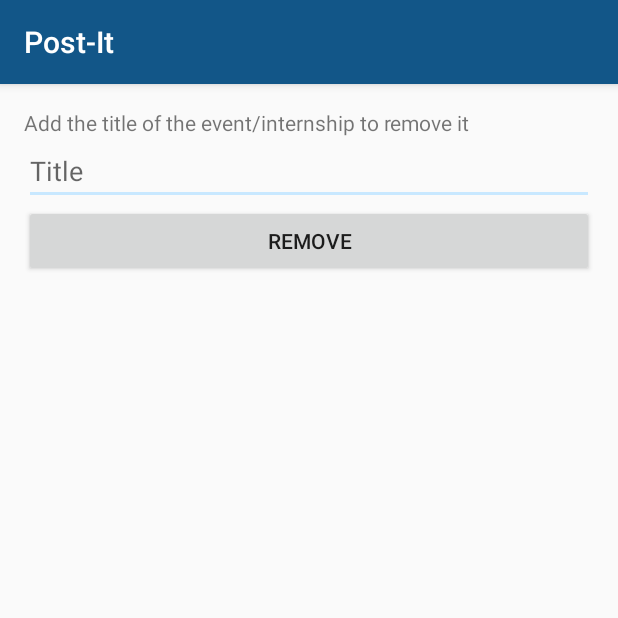
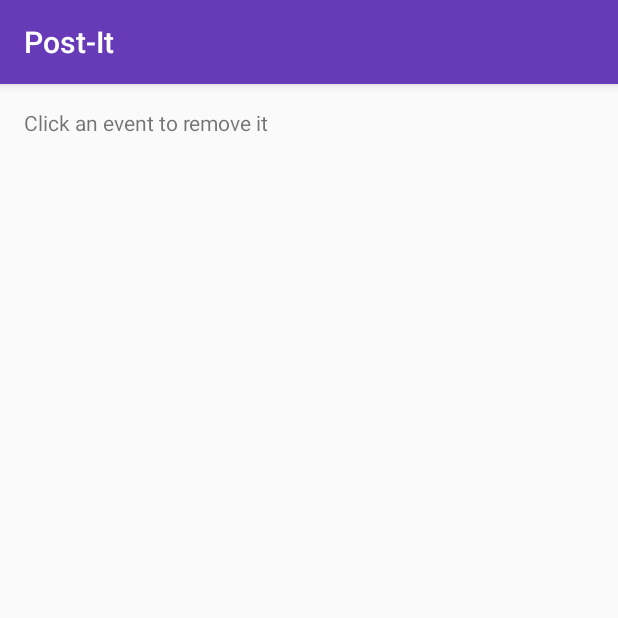
Before and after one commit to 0xad1onchain/Post-It, an Android app: the RemoveActivity screen opened directly, with no data from a screen before it, on a phone screen of 412 x 824 dp, the top half of it. Run offline under Robolectric (Android 15) with nearby library versions, the phone set to English and light mode, and no system bars; our stand-ins replace Firebase (no records; nobody signed in at launch, a user with empty details on screens opened directly), Picasso; pictures from the network do not load; 3 statements that could not run were skipped.

Commit message:
Introduced Remove an event by checking UID, implemented confirmation dialog, changed the color scheme

```diff
--- a/app/build.gradle
+++ b/app/build.gradle
@@ -35,6 +35,8 @@ dependencies {
 
 
     compile 'com.android.support:appcompat-v7:25.1.1'
+    compile 'com.android.support:support-v4:25.1.1'
+
     compile 'com.android.support:design:25.1.1'
     compile 'com.firebase:firebase-client-android:2.5.0'
     compile 'com.google.firebase:firebase-auth:10.0.1'
--- a/app/src/main/java/com/bookcoast/post_it/Choose_Activity.java
+++ b/app/src/main/java/com/bookcoast/post_it/Choose_Activity.java
@@ -5,6 +5,8 @@ import android.os.Bundle;
 import android.support.v7.app.AppCompatActivity;
 import android.view.View;
 import android.widget.Button;
+
+import com.google.firebase.messaging.FirebaseMessaging;
 
 public class Choose_Activity extends AppCompatActivity {
 
@@ -20,6 +22,8 @@ public class Choose_Activity extends AppCompatActivity {
 
         student_button = (Button) findViewById(R.id.student_button_id);
         teacher_button = (Button) findViewById(R.id.teacher_button_id);
+
+        FirebaseMessaging.getInstance().subscribeToTopic("news");
 
         //student_button.setOnClickListener();
 
--- a/app/src/main/java/com/bookcoast/post_it/RemoveActivity.java
+++ b/app/src/main/java/com/bookcoast/post_it/RemoveActivity.java
@@ -1,15 +1,15 @@
 package com.bookcoast.post_it;
 
 import android.content.Context;
+import android.content.DialogInterface;
 import android.content.Intent;
 import android.os.Bundle;
 import android.support.annotation.NonNull;
+import android.support.v7.app.AlertDialog;
 import android.support.v7.app.AppCompatActivity;
 import android.support.v7.widget.LinearLayoutManager;
 import android.support.v7.widget.RecyclerView;
 import android.view.View;
-import android.widget.Button;
-import android.widget.EditText;
 import android.widget.ImageView;
 import android.widget.TextView;
 
@@ -20,20 +20,16 @@ import com.google.firebase.auth.FirebaseUser;
 import com.google.firebase.database.DatabaseReference;
 import com.google.firebase.database.FirebaseDatabase;
 import com.google.firebase.database.Query;
-import com.google.firebase.storage.StorageReference;
 import com.squareup.picasso.Picasso;
 
 public class RemoveActivity extends AppCompatActivity {
 
-    private String title;
-    private Button rmvBtn;
-    private EditText edit_title;
-    private StorageReference mImageReference;
-    //private DatabaseReference mDataBase;
+
     private FirebaseAuth.AuthStateListener authListener;
     private FirebaseAuth auth;
     private String uid;
     private Query userfEvents;
+    private FirebaseRecyclerAdapter<Post,PostviewHolder> firebaseRecyclerAdapter;
     private RecyclerView recylceview;
     private DatabaseReference mDatabase;
     final Firebase ref1 = new Firebase("https://post-it-81fe6.firebaseio.com/");
@@ -45,13 +41,13 @@ public class RemoveActivity extends AppCompatActivity {
         setContentView(R.layout.activity_remove);
 
         Firebase.setAndroidContext(this);
-       edit_title = (EditText) findViewById(R.id.title_remove);
+
         auth = FirebaseAuth.getInstance();
         Firebase.setAndroidContext(this);
-       rmvBtn = (Button) findViewById(R.id.remove_btn);
+
         final FirebaseUser user = FirebaseAuth.getInstance().getCurrentUser();
         uid = user.getUid();
-        mDatabase = FirebaseDatabase.getInstance().getReference().child("event");
+        mDatabase = FirebaseDatabase.getInstance().getReference();
         //DatabaseReference chatRef = mDataBase.child("");
        Query userfEvents = mDatabase.orderByChild("uid").equalTo(uid);
         recylceview = (RecyclerView) findViewById(R.id.list);
@@ -74,19 +70,14 @@ public class RemoveActivity extends AppCompatActivity {
         };
 
 
-        rmvBtn.setOnClickListener(new View.OnClickListener() {
-            @Override
-            public void onClick(View view) {
-                removeEvent();
-            }
-        });
+
     }
 
     @Override
     protected void onStart() {
         super.onStart();
         Query userfEvents = mDatabase.orderByChild("uid").equalTo(uid);
-        FirebaseRecyclerAdapter<Post,PostviewHolder> firebaseRecyclerAdapter = new FirebaseRecyclerAdapter<Post, PostviewHolder>(
+          firebaseRecyclerAdapter = new FirebaseRecyclerAdapter<Post, PostviewHolder>(
                 Post.class,
                 R.layout.list_cards,
                 PostviewHolder.class,
@@ -94,15 +85,50 @@ public class RemoveActivity extends AppCompatActivity {
 
         ) {
             @Override
-            protected void populateViewHolder(PostviewHolder viewHolder, Post model, int position) {
+            protected void populateViewHolder(PostviewHolder viewHolder, Post model, final int position) {
                 viewHolder.setTitle(model.getTitle());
                 viewHolder.setdesc(model.getDescription());
                 viewHolder.setelig(model.getEligibility());
                 viewHolder.setcontact(model.getContact());
                 viewHolder.setImage(getApplicationContext(),model.getImgurl());
+                viewHolder.mview.setOnClickListener(new View.OnClickListener() {
+                    @Override
+                    public void onClick(View view) {
+                        AlertDialog.Builder builder = new AlertDialog.Builder(RemoveActivity.this);
+
+                        builder.setTitle("Confirm");
+                        builder.setMessage("Are you sure?");
+
+                        builder.setPositiveButton("YES", new DialogInterface.OnClickListener() {
+
+                            public void onClick(DialogInterface dialog, int which) {
+                                // Do nothing but close the dialog
+                                firebaseRecyclerAdapter.getRef(position).removeValue();
+                                dialog.dismiss();
+                            }
+                        });
+
+                        builder.setNegativeButton("NO", new DialogInterface.OnClickListener() {
+
+                            @Override
+                            public void onClick(DialogInterface dialog, int which) {
+
+                                // Do nothing
+                                dialog.dismiss();
+                            }
+                        });
+
+                        AlertDialog alert = builder.create();
+                        alert.show();
+                    }
+                });
             }
+
+
         };
         recylceview.setAdapter(firebaseRecyclerAdapter);
+
+
 
 
     }
@@ -137,29 +163,4 @@ public class RemoveActivity extends AppCompatActivity {
     }
 
 
-
-
-
-
-
-
-
-
-
-
-
-
-
-
-
-
-            public void removeEvent()
-            {
-                title = edit_title.getText().toString();
-                if (title!= null) {
-                    ref1.child("event").child(title).removeValue();
-                    ref1.child("intern").child(title).removeValue();
-                }
-            }
-
     }
--- a/app/src/main/java/com/bookcoast/post_it/Tab2.java
+++ b/app/src/main/java/com/bookcoast/post_it/Tab2.java
@@ -28,7 +28,7 @@ public class Tab2 extends Fragment {
     public View onCreateView(LayoutInflater inflater, ViewGroup container,
                              Bundle savedInstanceState) {
         View rootView = inflater.inflate(R.layout.tab2, container, false);
-        mDatabase = FirebaseDatabase.getInstance().getReference().child("event");
+        mDatabase = FirebaseDatabase.getInstance().getReference();
         recylceview = (RecyclerView) rootView.findViewById(R.id.list);
         recylceview.setHasFixedSize(true);
         recylceview.setLayoutManager(new LinearLayoutManager(this.getContext()));
@@ -39,7 +39,7 @@ public class Tab2 extends Fragment {
     @Override
     public void onStart() {
         super.onStart();
-        Query userfEvents = mDatabase.orderByChild("type").equalTo("event");
+        Query userfEvents = mDatabase.orderByChild("type").equalTo("intern");
         FirebaseRecyclerAdapter<Post,PostviewHolder> firebaseRecyclerAdapter = new FirebaseRecyclerAdapter<Post, PostviewHolder>(
                 Post.class,
                 R.layout.list_cards,
--- a/app/src/main/res/layout/activity_choose_.xml
+++ b/app/src/main/res/layout/activity_choose_.xml
@@ -37,7 +37,7 @@
             android:layout_width="fill_parent"
             android:layout_height="wrap_content"
             android:layout_marginTop="20dip"
-            android:background="@color/colorAccent"
+            android:background="@color/button"
             android:text="Student"
             android:textColor="@android:color/black" />
 
@@ -46,7 +46,7 @@
             android:layout_width="fill_parent"
             android:layout_height="wrap_content"
             android:layout_marginTop="20dip"
-            android:background="@color/colorAccent"
+            android:background="@color/button"
             android:text="Teacher"
             android:textColor="@android:color/black" />
 
--- a/app/src/main/res/layout/activity_remove.xml
+++ b/app/src/main/res/layout/activity_remove.xml
@@ -4,6 +4,7 @@
     android:id="@+id/activity_remove"
     android:layout_width="match_parent"
     android:layout_height="match_parent"
+
     android:orientation="vertical"
     android:paddingBottom="@dimen/activity_vertical_margin"
     android:paddingLeft="@dimen/activity_horizontal_margin"
@@ -14,19 +15,9 @@
     <TextView
         android:layout_width="match_parent"
         android:layout_height="wrap_content"
-        android:text="Add the title of the event/internship to remove it"/>
+        android:text="Click an event to remove it"/>
 
-    <EditText
-        android:layout_width="match_parent"
-        android:layout_height="wrap_content"
-        android:hint="Title"
-        android:id="@+id/title_remove"/>
-    <Button
-        android:layout_width="match_parent"
-        android:layout_height="wrap_content"
-        android:text="Remove"
-        android:id="@+id/remove_btn"
-        />
+
 
     <android.support.v7.widget.RecyclerView
         android:layout_width="match_parent"
--- a/app/src/main/res/layout/tab1.xml
+++ b/app/src/main/res/layout/tab1.xml
@@ -1,3 +1,5 @@
+
+
 <LinearLayout xmlns:android="http://schemas.android.com/apk/res/android"
     xmlns:tools="http://schemas.android.com/tools"
     android:layout_width="match_parent"
@@ -7,6 +9,7 @@
 
     tools:context="com.bookcoast.post_it.Tab1">
 
+
     <android.support.v7.widget.RecyclerView
         android:layout_width="match_parent"
         android:layout_height="match_parent"
--- a/app/src/main/res/layout/tab2.xml
+++ b/app/src/main/res/layout/tab2.xml
@@ -1,3 +1,6 @@
+
+
+
 <LinearLayout xmlns:android="http://schemas.android.com/apk/res/android"
     xmlns:tools="http://schemas.android.com/tools"
     android:layout_width="match_parent"
--- a/app/src/main/res/values/colors.xml
+++ b/app/src/main/res/values/colors.xml
@@ -1,10 +1,20 @@
 <?xml version="1.0" encoding="utf-8"?>
 <resources>
 
-    <color name="colorPrimary">#125688</color>
-    <color name="colorPrimaryDark">#125688</color>
-    <color name="textColorPrimary">#FFFFFF</color>
+    <color name="colorPrimary">#673AB7</color>
+    <color name="colorPrimaryDark">#512DA8</color>
+    <color name="textColorPrimary">#212121</color>
     <color name="windowBackground">#FFFFFF</color>
-    <color name="navigationBarColor">#000000</color>
-    <color name="colorAccent">#c8e8ff</color>
+    <color name="navigationBarColor">#512DA8</color>
+    <color name="colorAccent">#607D8B</color>
+
+    <color name="primary">#673AB7</color>
+    <color name="primary_dark">#512DA8</color>
+    <color name="primary_light">#D1C4E9</color>
+    <color name="accent">#E040FB</color>
+    <color name="primary_text">#212121</color>
+    <color name="secondary_text">#757575</color>
+    <color name="icons">#FFFFFF</color>
+    <color name="divider">#BDBDBD</color>
+    <color name="button">#e1bee7</color>
 </resources>
--- a/app/src/main/res/values/styles.xml
+++ b/app/src/main/res/values/styles.xml
@@ -6,6 +6,7 @@
         <item name="colorPrimary">@color/colorPrimary</item>
         <item name="colorPrimaryDark">@color/colorPrimaryDark</item>
         <item name="colorAccent">@color/colorAccent</item>
+        <item name="android:navigationBarColor">@color/navigationBarColor</item>
     </style>
 
     <style name="AppTheme.NoActionBar">
```
Also changed, not shown: app/src/main/java/com/bookcoast/post_it/MainActivity.java (+5 -3 lines), app/src/main/java/com/bookcoast/post_it/Tab1.java (+9 -3 lines), app/src/main/res/layout/list_cards.xml (+10 -4 lines), app/src/main/res/drawable/briefcase.png, app/src/main/res/drawable/certificate.png.
